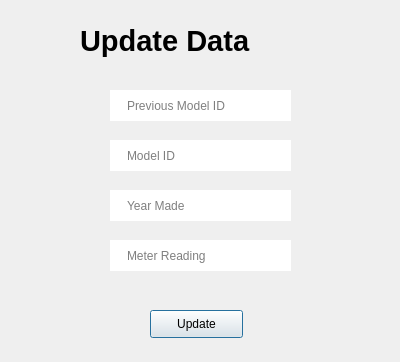
Qt form userInterface/updateData.ui (Usama-Amjad/Bulldozer-Price-Prediction-with-PyQt6) before a commit.
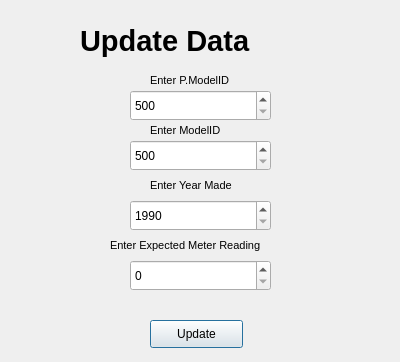
The same form after that commit.

```diff
--- a/userInterface/updateData.ui
+++ b/userInterface/updateData.ui
@@ -33,111 +33,11 @@
     <string>Update Data</string>
    </property>
   </widget>
-  <widget class="QLineEdit" name="condition">
-   <property name="geometry">
-    <rect>
-     <x>110</x>
-     <y>90</y>
-     <width>181</width>
-     <height>31</height>
-    </rect>
-   </property>
-   <property name="styleSheet">
-    <string notr="true">QLineEdit{
-border:none;
-border-radius: 20px;
-padding-left: 15px;
-color:black;
-}
-
-QLineEdit:hover{
-border: 1px solid blue;
-}</string>
-   </property>
-   <property name="placeholderText">
-    <string>Previous Model ID</string>
-   </property>
-  </widget>
-  <widget class="QLineEdit" name="modelID">
-   <property name="geometry">
-    <rect>
-     <x>110</x>
-     <y>140</y>
-     <width>181</width>
-     <height>31</height>
-    </rect>
-   </property>
-   <property name="styleSheet">
-    <string notr="true">QLineEdit{
-border:none;
-border-radius: 20px;
-padding-left: 15px;
-color:black;
-}
-
-QLineEdit:hover{
-border: 1px solid blue;
-}</string>
-   </property>
-   <property name="placeholderText">
-    <string>Model ID</string>
-   </property>
-  </widget>
-  <widget class="QLineEdit" name="yearMade">
-   <property name="geometry">
-    <rect>
-     <x>110</x>
-     <y>190</y>
-     <width>181</width>
-     <height>31</height>
-    </rect>
-   </property>
-   <property name="styleSheet">
-    <string notr="true">QLineEdit{
-border:none;
-border-radius: 20px;
-padding-left: 15px;
-color:black;
-}
-
-QLineEdit:hover{
-border: 1px solid blue;
-}</string>
-   </property>
-   <property name="placeholderText">
-    <string>Year Made</string>
-   </property>
-  </widget>
-  <widget class="QLineEdit" name="meterReading">
-   <property name="geometry">
-    <rect>
-     <x>110</x>
-     <y>240</y>
-     <width>181</width>
-     <height>31</height>
-    </rect>
-   </property>
-   <property name="styleSheet">
-    <string notr="true">QLineEdit{
-border:none;
-border-radius: 20px;
-padding-left: 15px;
-color:black;
-}
-
-QLineEdit:hover{
-border: 1px solid blue;
-}</string>
-   </property>
-   <property name="placeholderText">
-    <string>Meter Reading</string>
-   </property>
-  </widget>
   <widget class="QPushButton" name="updateButton">
    <property name="geometry">
     <rect>
      <x>150</x>
-     <y>310</y>
+     <y>320</y>
      <width>93</width>
      <height>28</height>
     </rect>
@@ -146,6 +46,161 @@
     <string>Update</string>
    </property>
   </widget>
+  <widget class="QLabel" name="error">
+   <property name="geometry">
+    <rect>
+     <x>150</x>
+     <y>280</y>
+     <width>101</width>
+     <height>16</height>
+    </rect>
+   </property>
+   <property name="text">
+    <string/>
+   </property>
+  </widget>
+  <widget class="QSpinBox" name="condition">
+   <property name="geometry">
+    <rect>
+     <x>130</x>
+     <y>90</y>
+     <width>141</width>
+     <height>31</height>
+    </rect>
+   </property>
+   <property name="minimum">
+    <number>500</number>
+   </property>
+   <property name="maximum">
+    <number>30000</number>
+   </property>
+  </widget>
+  <widget class="QSpinBox" name="modelID">
+   <property name="geometry">
+    <rect>
+     <x>130</x>
+     <y>140</y>
+     <width>141</width>
+     <height>31</height>
+    </rect>
+   </property>
+   <property name="minimum">
+    <number>500</number>
+   </property>
+   <property name="maximum">
+    <number>30000</number>
+   </property>
+  </widget>
+  <widget class="QSpinBox" name="yearMade">
+   <property name="geometry">
+    <rect>
+     <x>130</x>
+     <y>200</y>
+     <width>141</width>
+     <height>31</height>
+    </rect>
+   </property>
+   <property name="minimum">
+    <number>1990</number>
+   </property>
+   <property name="maximum">
+    <number>2021</number>
+   </property>
+  </widget>
+  <widget class="QSpinBox" name="meterReading">
+   <property name="geometry">
+    <rect>
+     <x>130</x>
+     <y>260</y>
+     <width>141</width>
+     <height>31</height>
+    </rect>
+   </property>
+   <property name="minimum">
+    <number>0</number>
+   </property>
+   <property name="maximum">
+    <number>9999999</number>
+   </property>
+   <property name="singleStep">
+    <number>100</number>
+   </property>
+   <property name="value">
+    <number>0</number>
+   </property>
+  </widget>
+  <widget class="QLabel" name="label_2">
+   <property name="geometry">
+    <rect>
+     <x>150</x>
+     <y>70</y>
+     <width>101</width>
+     <height>21</height>
+    </rect>
+   </property>
+   <property name="font">
+    <font>
+     <pointsize>8</pointsize>
+    </font>
+   </property>
+   <property name="text">
+    <string>Enter P.ModelID</string>
+   </property>
+  </widget>
+  <widget class="QLabel" name="label_3">
+   <property name="geometry">
+    <rect>
+     <x>150</x>
+     <y>170</y>
+     <width>101</width>
+     <height>31</height>
+    </rect>
+   </property>
+   <property name="font">
+    <font>
+     <pointsize>8</pointsize>
+    </font>
+   </property>
+   <property name="text">
+    <string>Enter Year Made</string>
+   </property>
+  </widget>
+  <widget class="QLabel" name="label_4">
+   <property name="geometry">
+    <rect>
+     <x>150</x>
+     <y>120</y>
+     <width>101</width>
+     <height>21</height>
+    </rect>
+   </property>
+   <property name="font">
+    <font>
+     <pointsize>8</pointsize>
+    </font>
+   </property>
+   <property name="text">
+    <string>Enter ModelID</string>
+   </property>
+  </widget>
+  <widget class="QLabel" name="label_5">
+   <property name="geometry">
+    <rect>
+     <x>110</x>
+     <y>230</y>
+     <width>181</width>
+     <height>31</height>
+    </rect>
+   </property>
+   <property name="font">
+    <font>
+     <pointsize>8</pointsize>
+    </font>
+   </property>
+   <property name="text">
+    <string>Enter Expected Meter Reading</string>
+   </property>
+  </widget>
  </widget>
  <resources/>
  <connections/>
```
